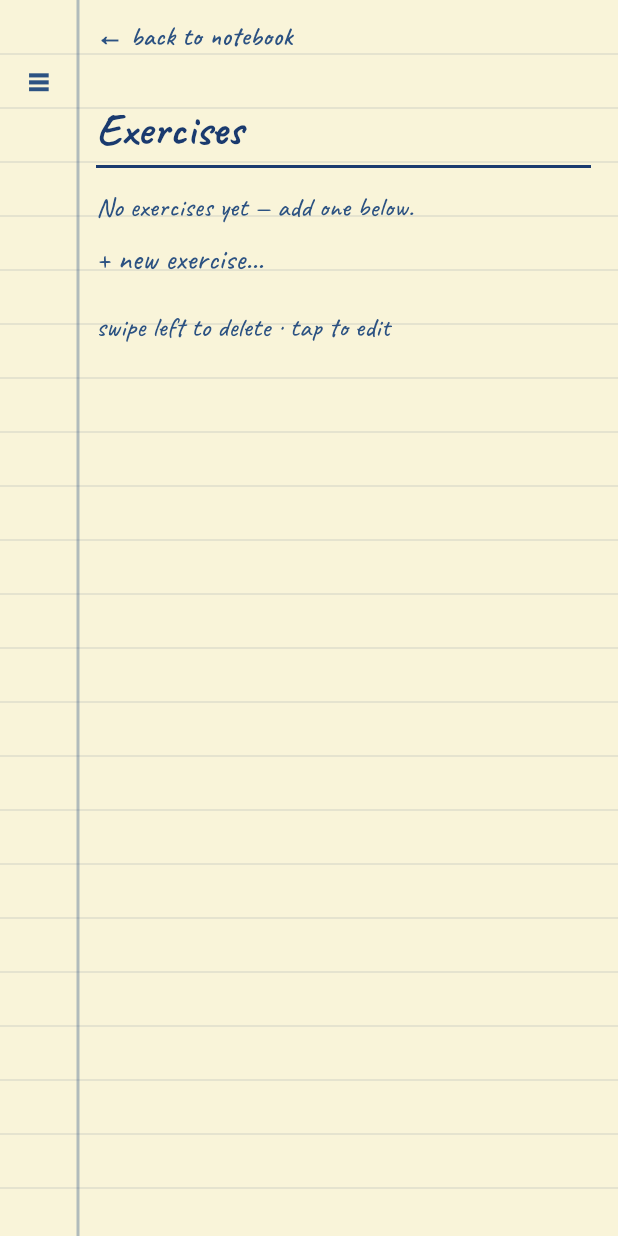
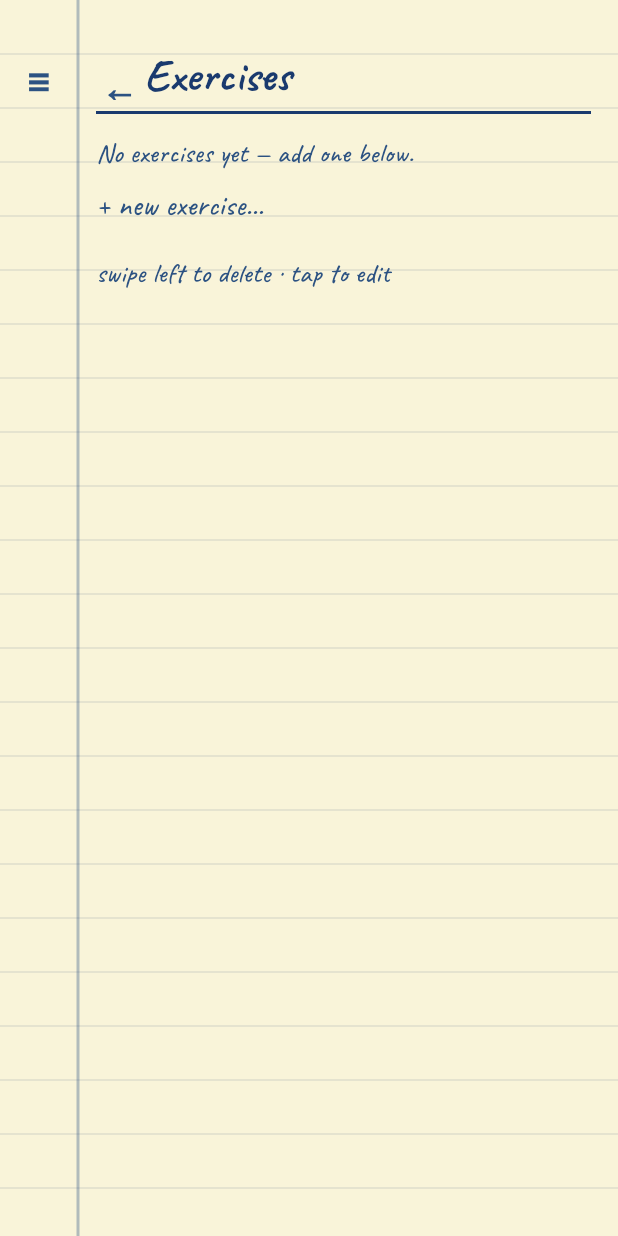
Before and after one commit to eugene-chekan/my_fit_notebook_mobile, a Flutter app: the ExercisesScreen screen opened directly, on a phone screen of 412 x 824 dp. Run offline on Flutter 3.47's test engine with Material 3 defaults, Android fonts, the phone set to English and light mode, and no system bars; our stand-ins replace sqflite; accounts and stored records are empty.

Commit message:
Replace the "back to notebook" text link with a compact back arrow
Android's own back gesture/button already handles "back" for free, so
the full "← back to notebook" text row on every subpage was redundant
with the OS. It's now a small ← glyph in the header's leading slot,
matching the ✐/≡ icon affordances already used elsewhere, and it frees
up a whole ruled line on Routines, Exercises, Profile, the workout
screen, and Manage routine.

Kept distinct from "home": the drawer's own "My fit notebook" header
still jumps straight to the dashboard from anywhere, while this glyph
does a plain one-level pop — needed on nested screens like Manage
routine, where popping to home would skip past the workout screen you
came from.

BackLine is replaced by BackGlyph in notebook_header.dart.

```diff
--- a/lib/screens/exercises_screen.dart
+++ b/lib/screens/exercises_screen.dart
@@ -129,16 +129,14 @@ class _ExercisesScreenState extends State<ExercisesScreen> {
                   return const Column(
                     crossAxisAlignment: CrossAxisAlignment.stretch,
                     children: [
-                      BackLine(label: '← back to notebook'),
-                      NotebookHeader(title: 'Exercises'),
+                      NotebookHeader(title: 'Exercises', leading: BackGlyph()),
                     ],
                   );
                 }
                 return Column(
                   crossAxisAlignment: CrossAxisAlignment.stretch,
                   children: [
-                    const BackLine(label: '← back to notebook'),
-                    const NotebookHeader(title: 'Exercises'),
+                    const NotebookHeader(title: 'Exercises', leading: BackGlyph()),
                     const SizedBox(height: 6),
                     if (provider.entries.isEmpty)
                       const MutedLine('No exercises yet — add one below.')
--- a/lib/screens/manage_routine_screen.dart
+++ b/lib/screens/manage_routine_screen.dart
@@ -162,8 +162,7 @@ class _ManageRoutineScreenState extends State<ManageRoutineScreen> {
                 return Column(
                   crossAxisAlignment: CrossAxisAlignment.stretch,
                   children: [
-                    const BackLine(),
-                    const NotebookHeader(title: 'Manage routine'),
+                    const NotebookHeader(title: 'Manage routine', leading: BackGlyph()),
                     const SizedBox(height: 8),
                     const HeadingLine('Routine details'),
                     _fieldLabel('Name'),
--- a/lib/screens/profile_screen.dart
+++ b/lib/screens/profile_screen.dart
@@ -212,8 +212,7 @@ class _ProfileScreenState extends State<ProfileScreen> {
                 return Column(
                   crossAxisAlignment: CrossAxisAlignment.stretch,
                   children: [
-                    const BackLine(label: '← back to notebook'),
-                    const NotebookHeader(title: 'Profile'),
+                    const NotebookHeader(title: 'Profile', leading: BackGlyph()),
                     const SizedBox(height: 8),
                     const HeadingLine('About me'),
                     _fieldLabel('Name'),
--- a/lib/screens/routine_screen.dart
+++ b/lib/screens/routine_screen.dart
@@ -148,9 +148,9 @@ class _RoutineScreenState extends State<RoutineScreen> {
                           : Column(
                               crossAxisAlignment: CrossAxisAlignment.stretch,
                               children: [
-                                const BackLine(label: '← back to notebook'),
                                 NotebookHeader(
                                   title: routine.name,
+                                  leading: const BackGlyph(),
                                   trailing: GlyphButton(
                                     glyph: '✐',
                                     semanticLabel: 'Manage routine',
--- a/lib/screens/routines_screen.dart
+++ b/lib/screens/routines_screen.dart
@@ -94,8 +94,7 @@ class _RoutinesScreenState extends State<RoutinesScreen> {
             child: Column(
               crossAxisAlignment: CrossAxisAlignment.stretch,
               children: [
-                const BackLine(label: '← back to notebook'),
-                const NotebookHeader(title: 'Routines'),
+                const NotebookHeader(title: 'Routines', leading: BackGlyph()),
                 Consumer<RoutinesProvider>(
                   builder: (context, provider, _) {
                     if (provider.loading) return const SizedBox.shrink();
--- a/lib/widgets/notebook_header.dart
+++ b/lib/widgets/notebook_header.dart
@@ -1,6 +1,7 @@
 import 'package:flutter/material.dart';
 
 import '../theme/notebook_theme.dart';
+import 'glyph_button.dart';
 import 'notebook_page.dart';
 
 /// The bordered title row at the top of every page (`.page-header` in
@@ -47,33 +48,21 @@ class NotebookHeader extends StatelessWidget {
   }
 }
 
-/// The "← back" line that sits above a subpage's header, like the web
-/// app's `.back-link`.
-class BackLine extends StatelessWidget {
-  const BackLine({super.key, this.label = '← back'});
-
-  final String label;
+/// A compact back arrow for [NotebookHeader.leading] — the icon-sized
+/// counterpart to Android's own back gesture/button, which already
+/// provides "back" for free. This replaces a standalone "← back to
+/// notebook" text line so subpages don't spend a whole ruled line on
+/// something the OS already offers.
+class BackGlyph extends StatelessWidget {
+  const BackGlyph({super.key});
 
   @override
   Widget build(BuildContext context) {
-    return Container(
-      height: kNotebookLine,
-      alignment: Alignment.bottomLeft,
-      child: InkWell(
-        onTap: () => Navigator.of(context).pop(),
-        child: Padding(
-          padding: const EdgeInsets.only(bottom: 3, right: 12),
-          child: Text(
-            label,
-            style: const TextStyle(
-              fontFamily: 'Caveat',
-              fontSize: 18,
-              fontWeight: FontWeight.w600,
-              color: NotebookColors.inkSoft,
-            ),
-          ),
-        ),
-      ),
+    return GlyphButton(
+      glyph: '←',
+      size: 24,
+      semanticLabel: 'Back',
+      onTap: () => Navigator.of(context).pop(),
     );
   }
 }
```
